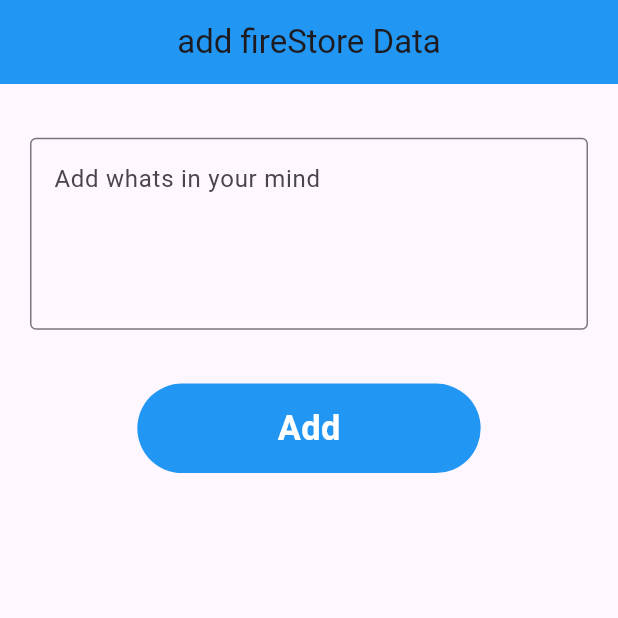
After one commit to safeer122/fire-box-integration_first, a Flutter app: the firestorescreen screen opened directly, after a tap on the "add" icon, on a phone screen of 412 x 824 dp, the top half of it. The commit adds this screen. Run offline on Flutter 3.47's test engine with Material 2 defaults, Android fonts, the phone set to English and light mode, and no system bars; our stand-ins replace cloud_firestore, firebase_auth, firebase_core, firebase_database, firebase_storage, flutter_screenutil and 4 more; missing offline and left inert: dart:ffi; accounts and stored records are empty.

Commit message:
fourth commit

```diff
--- a/lib/Ui/Screen1.dart
+++ b/lib/Ui/Screen1.dart
@@ -1,7 +1,9 @@
 import 'package:firebase_auth/firebase_auth.dart';
+import 'package:firebase_base/Ui/firestore/firestore_list_screen.dart';
 import 'package:firebase_base/Ui/home.dart';
 import 'package:firebase_base/Ui/screen2.dart';
 import 'package:firebase_base/Ui/toast_message.dart';
+import 'package:firebase_base/Ui/upload_image.dart';
 import 'package:flutter/material.dart';
 import 'package:flutter_screenutil/flutter_screenutil.dart';
 class Screen1 extends StatefulWidget {
@@ -62,7 +64,7 @@
                   auth.signInWithEmailAndPassword(
                       email: email.text, password: password.text)
                       .then((value) => {
-                    Navigator.of(context).push(MaterialPageRoute(builder: (BuildContext a)=>home()))
+                    Navigator.of(context).push(MaterialPageRoute(builder: (BuildContext a)=>UploadImageScreen()))
                   })
                       .onError((error, stackTrace) => ToastMessage()
                       .toastmessage(message: error.toString()));
--- /dev/null
+++ b/lib/Ui/firestore/add_data.dart
@@ -0,0 +1,89 @@
+import 'package:cloud_firestore/cloud_firestore.dart';
+import 'package:firebase_auth/firebase_auth.dart';
+import 'package:firebase_base/Ui/firestore/firestore_list_screen.dart';
+import 'package:flutter/material.dart';
+
+
+
+import 'dart:ffi';
+
+import 'package:firebase_base/Ui/toast_message.dart';
+import 'package:firebase_database/firebase_database.dart';
+import 'package:flutter/material.dart';
+import 'package:flutter_screenutil/flutter_screenutil.dart';
+class adddata extends StatefulWidget {
+  const adddata({super.key});
+
+  @override
+  State<adddata> createState() => _adddataState();
+}
+
+class _adddataState extends State<adddata> {
+  final postController=TextEditingController();
+  bool loading =false;
+  late final firestore=FirebaseFirestore.instance.collection('user');
+
+  @override
+  Widget build(BuildContext context) {
+    return Scaffold(
+      appBar: AppBar(
+        backgroundColor: Colors.blue,
+        title: Text("add fireStore Data"),
+        automaticallyImplyLeading: false,
+        centerTitle: true,
+      ),
+      body: Padding(
+        padding: const EdgeInsets.symmetric(horizontal: 20),
+        child: Stack(
+          children: [
+            Column(
+              children: [
+                SizedBox(height: 30.h,),
+                TextFormField(
+                  maxLines: 4,
+                  controller: postController,
+                  decoration: InputDecoration(
+                      hintText: "Add whats in your mind",
+                      border: OutlineInputBorder()
+                  ),
+                ),
+                SizedBox(height: 30.h,),
+
+                   GestureDetector(
+                     onTap: (){
+                       String id = DateTime.now().millisecondsSinceEpoch.toString();
+                       firestore.doc(id).set({
+                                 'title':postController.text.toString(),
+                         'id':id
+                       }).then((value) {
+                         ToastMessage().toastmessage(message: ('added'));
+                       }).onError((error, stackTrace) {
+                        ToastMessage()
+                            .toastmessage(message: error.toString());
+                       });
+                     },
+                     child: Container(
+                      width: 200.w,
+                      height: 50.h,
+                      alignment: Alignment.center,
+                      decoration: BoxDecoration(color: Colors.blue,borderRadius: BorderRadius.circular(30.sp)),
+                      child: Text("Add",style: TextStyle(
+                        fontSize: 20.sp,
+                        fontWeight: FontWeight.w600,
+                        color: Color(0xffFFFFFF),
+                      ),),
+                  ),
+                   ),
+
+
+
+              ],
+            ),Visibility(visible: loading,child: CircularProgressIndicator()),
+
+          ],
+        ),
+      ),
+    );
+  }
+
+}
--- /dev/null
+++ b/lib/Ui/firestore/firestore_list_screen.dart
@@ -0,0 +1,110 @@
+import 'package:cloud_firestore/cloud_firestore.dart';
+import 'package:firebase_auth/firebase_auth.dart';
+import 'package:firebase_base/Ui/firestore/add_data.dart';
+import 'package:firebase_database/firebase_database.dart';
+import 'package:firebase_database/ui/firebase_animated_list.dart';
+import 'package:flutter/material.dart';
+import 'package:flutter_screenutil/flutter_screenutil.dart';
+
+import '../add_post.dart';
+import '../toast_message.dart';
+
+class firestorescreen extends StatefulWidget {
+  const firestorescreen({super.key});
+
+  @override
+  State<firestorescreen> createState() => _firestorescreenState();
+}
+
+class _firestorescreenState extends State<firestorescreen> {
+  final auth = FirebaseAuth.instance;
+  late final firestore=FirebaseFirestore.instance.collection('user').snapshots();
+  CollectionReference ref=FirebaseFirestore.instance.collection('user');
+  final editcontroller = TextEditingController();
+
+  @override
+  Widget build(BuildContext context) {
+    return Scaffold(
+      appBar: AppBar(
+        backgroundColor: Colors.blue,
+        title: Text('fire Store'),
+        centerTitle: true,
+        automaticallyImplyLeading: false,
+      ),
+      body: Column(
+        children: [
+          SizedBox(
+            height: 10.h,
+          ),
+          StreamBuilder<QuerySnapshot>(stream: firestore,
+              builder: (BuildContext context,AsyncSnapshot<QuerySnapshot> snapshot){
+            if(snapshot.connectionState==ConnectionState.waiting)
+              return CircularProgressIndicator();
+              if(snapshot.hasError)
+                return Text('some eror');
+
+
+            return  Expanded(
+              child: ListView.builder(
+                  itemCount: snapshot.data!.docs.length,
+                  itemBuilder: (context, index) {
+
+                    return ListTile(
+                    onTap: (){
+                    ref.doc(snapshot.data!.docs[index]['id'].toString()).update({
+                      'title':'safeer'
+                    }).then((value) {
+                       ToastMessage().toastmessage(message: ('updated').toString());
+                    }).onError((error, stackTrace) {
+                      ToastMessage().toastmessage(message:error.toString());
+                    });
+                    ref.doc(snapshot.data!.docs[index]['id'].toString()).delete();
+                    },
+                      title: Text( snapshot.data!.docs[index]['title'].toString()),
+                      subtitle: Text(snapshot.data!.docs[index]['id'].toString()),
+                    );
+                  }),
+            );
+              }),
+
+        ],
+      ),
+      floatingActionButton: FloatingActionButton(
+        onPressed: () {
+          Navigator.push(context, MaterialPageRoute(builder: (_) => adddata()));
+        },
+        child: Icon(Icons.add),
+      ),
+    );
+  }
+
+  Future<void> showmydialoge(String title, String id) async {
+    editcontroller.text = title;
+    return showDialog(
+        context: context,
+        builder: (BuildContext context) {
+          return AlertDialog(
+            title: Text('update'),
+            content: Container(
+              child: TextField(
+                controller: editcontroller,
+                decoration: InputDecoration(hintText: 'edit here'),
+              ),
+            ),
+            actions: [
+              TextButton(
+                  onPressed: () {
+                    Navigator.pop(context);
+                  },
+                    child: Text('cancel')),
+              TextButton(
+                  onPressed: () {
+                    Navigator.pop(context);
+
+                  },
+                  child: Text('update'))
+            ],
+          );
+        });
+  }
+}
--- a/lib/Ui/home.dart
+++ b/lib/Ui/home.dart
@@ -1,5 +1,6 @@
 import 'package:firebase_auth/firebase_auth.dart';
 import 'package:firebase_base/Ui/add_post.dart';
+import 'package:firebase_base/Ui/firestore/add_data.dart';
 import 'package:firebase_base/Ui/toast_message.dart';
 import 'package:firebase_database/firebase_database.dart';
 import 'package:firebase_database/ui/firebase_animated_list.dart';
--- a/pubspec.yaml
+++ b/pubspec.yaml
@@ -42,6 +42,9 @@
   fluttertoast: ^8.2.2
   google_sign_in: ^6.1.5
   firebase_database: ^10.3.2
+  cloud_firestore: ^4.12.2
+  image_picker: ^1.0.4
+  firebase_storage: ^11.4.1
 
 
 dev_dependencies:
```
Also changed, not shown: lib/Ui/upload_image.dart (added, +109 -0 lines), pubspec.lock, 6 other files.
